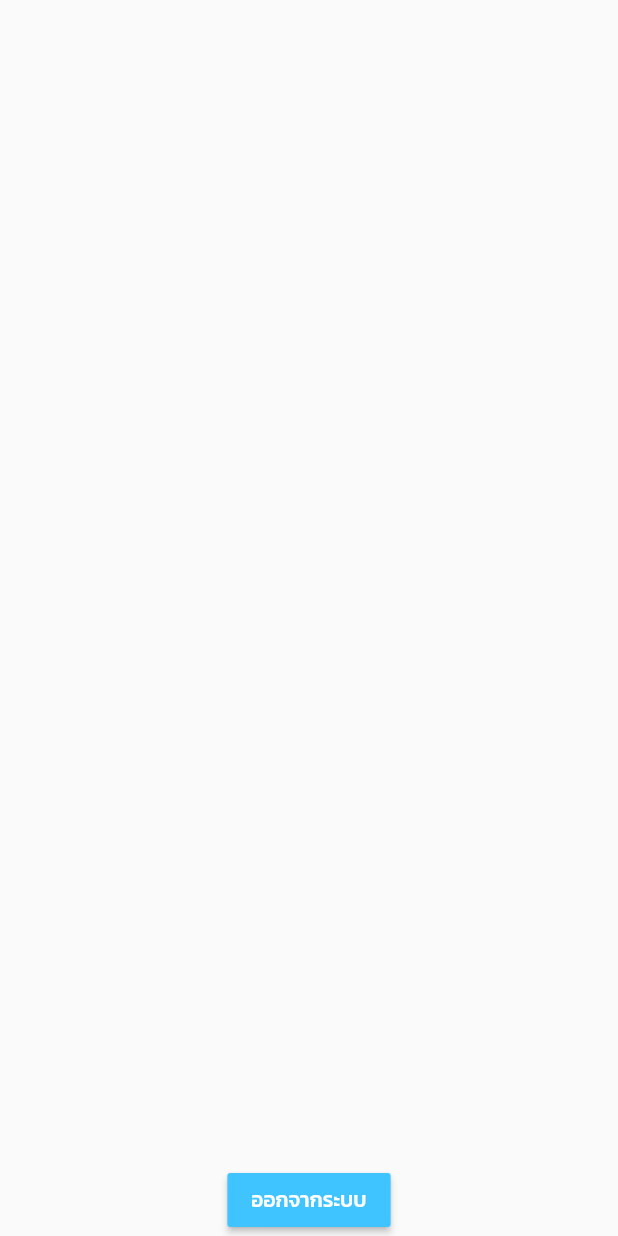
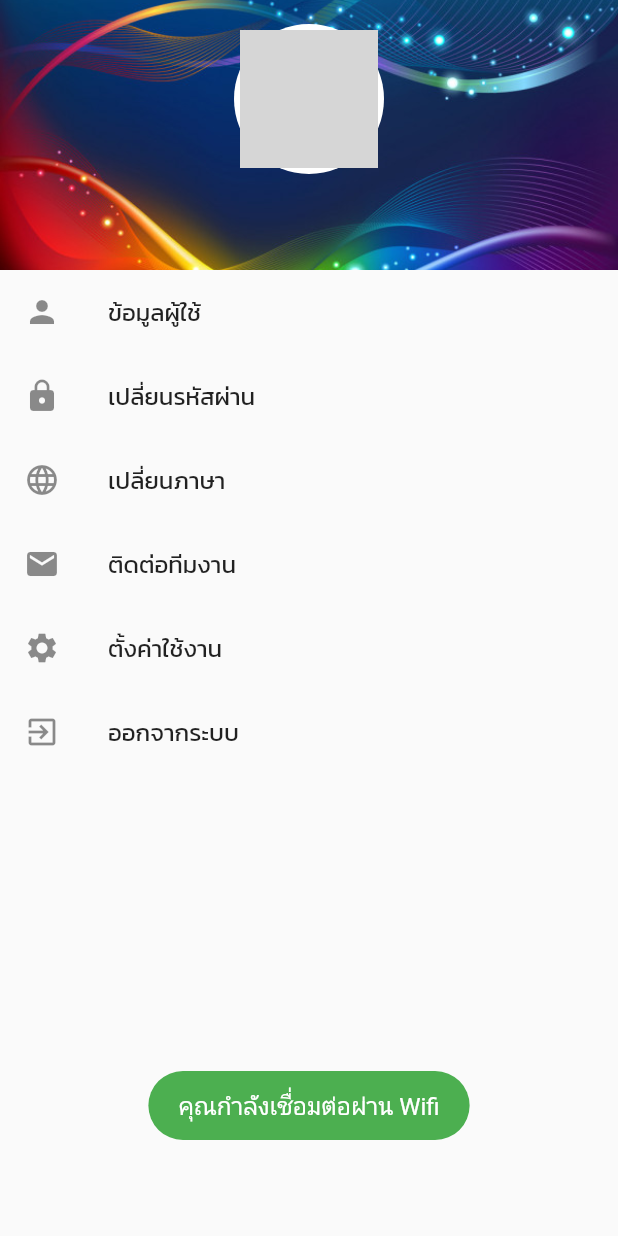
Before and after one commit to iamsamitdev/heroServiceApp, a Flutter app: the SettingScreen screen opened directly, on a phone screen of 412 x 824 dp. Run offline on Flutter 3.47's test engine with Material 2 defaults, Android fonts, the phone set to English and light mode, and no system bars; our stand-ins replace connectivity, curved_navigation_bar, fluttertoast, introduction_screen, local_auth, shared_preferences; accounts and stored records are empty; network calls fail; grey boxes are pictures that could not be loaded.

Commit message:
update day 4

```diff
--- a/lib/screens/bottomnav/setting_screen.dart
+++ b/lib/screens/bottomnav/setting_screen.dart
@@ -1,4 +1,6 @@
+import 'package:connectivity/connectivity.dart';
 import 'package:flutter/material.dart';
+import 'package:fluttertoast/fluttertoast.dart';
 import 'package:shared_preferences/shared_preferences.dart';
 
 class SettingScreen extends StatefulWidget {
@@ -9,27 +11,151 @@ class SettingScreen extends StatefulWidget {
 }
 
 class _SettingScreenState extends State<SettingScreen> {
+
+  // สร้างตัวแปรไว้เก็บชื่อ และรูปโปรไฟล์
+  String _fullname, _avatar;
+
+  // สร้าง Object Shareprefferences
+  SharedPreferences sharedPreferences;
+
+  // อ่านข้อมูลผู้ใช้จาก SharedPreferences
+  getProfile() async {
+    sharedPreferences = await SharedPreferences.getInstance();
+    setState(() {
+      _fullname = sharedPreferences.getString('storeFullname');
+      _avatar = sharedPreferences.getString('storeAvatar');
+    });
+  }
+
+  // ฟังก์ชันเช็คการเชื่อมต่อ network
+  checkNetwork() async {
+    var result = await Connectivity().checkConnectivity();
+    if(result == ConnectivityResult.wifi){
+      Fluttertoast.showToast(
+          msg: "คุณกำลังเชื่อมต่อผ่าน Wifi",
+          toastLength: Toast.LENGTH_SHORT,
+          gravity: ToastGravity.BOTTOM,
+          timeInSecForIosWeb: 1,
+          backgroundColor: Colors.green,
+          textColor: Colors.white,
+          fontSize: 16.0
+      );
+    }else if(result == ConnectivityResult.mobile){
+      Fluttertoast.showToast(
+          msg: "คุณกำลังเชื่อมต่อผ่าน 4G",
+          toastLength: Toast.LENGTH_SHORT,
+          gravity: ToastGravity.BOTTOM,
+          timeInSecForIosWeb: 1,
+          backgroundColor: Colors.green,
+          textColor: Colors.white,
+          fontSize: 16.0
+      );
+    }else if(result == ConnectivityResult.none){
+      Fluttertoast.showToast(
+          msg: "คุณไม่ได้เชื่อมต่ออินเตอร์เน็ต",
+          toastLength: Toast.LENGTH_SHORT,
+          gravity: ToastGravity.BOTTOM,
+          timeInSecForIosWeb: 1,
+          backgroundColor: Colors.green,
+          textColor: Colors.white,
+          fontSize: 16.0
+      );
+    }
+  }
+
+  // ฟังก์ชันตอนเริ่มโหลดหน้าของแอพ
+  @override
+  void initState() {
+    super.initState();
+    getProfile();
+    checkNetwork();
+  }
+
   @override
   Widget build(BuildContext context) {
     return Scaffold(
-      body: Column(
-        mainAxisAlignment: MainAxisAlignment.spaceBetween,
-        mainAxisSize: MainAxisSize.max,
+      body: ListView(
         children: [
           Container(
-
+            width: double.infinity,
+            height: 180.0,
+            decoration: BoxDecoration(
+              image: DecorationImage(
+                image: AssetImage('assets/images/bg_account.jpg'),
+                fit: BoxFit.cover
+              )
+            ),
+            child: Column(
+              children: [
+                Padding(
+                  padding: const EdgeInsets.only(top: 16.0),
+                  child: CircleAvatar(
+                    radius: 50.0,
+                    backgroundColor: Colors.white,
+                    child:_avatar != null ? CircleAvatar(
+                      radius: 46.0,
+                      // backgroundImage: AssetImage('assets/images/samit_profile.jpg'),
+                      backgroundImage: NetworkImage('$_avatar'),
+                    ): CircularProgressIndicator(),
+                  ),
+                ),
+                SizedBox(height: 10,),
+                 Text(
+                   '$_fullname',
+                   style: TextStyle(
+                     fontSize: 24,
+                     color: Colors.white,
+                     shadows: [
+                       Shadow(
+                         offset: Offset(2.0, 2.0),
+                         blurRadius: 1.0,
+                         color: Colors.yellow
+                       )
+                     ]
+                    ),
+                 ),
+              ],
+            ),
           ),
-          RaisedButton(
-            onPressed: () async {
+          ListTile(
+            leading: Icon(Icons.person),
+            title: Text('ข้อมูลผู้ใช้'),
+            onTap: (){},
+          ),
+          ListTile(
+            leading: Icon(Icons.lock),
+            title: Text('เปลี่ยนรหัสผ่าน'),
+            onTap: (){},
+          ),
+          ListTile(
+            leading: Icon(Icons.language),
+            title: Text('เปลี่ยนภาษา'),
+            onTap: (){},
+          ),
+          ListTile(
+            leading: Icon(Icons.email),
+            title: Text('ติดต่อทีมงาน'),
+            onTap: (){},
+          ),
+          ListTile(
+            leading: Icon(Icons.settings),
+            title: Text('ตั้งค่าใช้งาน'),
+            onTap: (){},
+          ),
+           ListTile(
+            leading: Icon(Icons.exit_to_app),
+            title: Text('ออกจากระบบ'),
+            onTap: () async {
               // สร้าง Object แบบ Sharedprefference
-              SharedPreferences sharedPreferences =
-              await SharedPreferences.getInstance();
+              SharedPreferences sharedPreferences = await SharedPreferences.getInstance();
 
               // เก็บค่าลงตัวแปรแบบ SharedPrefference
               sharedPreferences.setInt('appStep', 3);
+
+              // เมื่อทำการเรียกไปหน้าสุด
+              // ส่งไปหน้า login
               Navigator.pushReplacementNamed(context, '/lockscreen');
             },
-            child: Text('ออกจากระบบ', style: TextStyle(color: Colors.white),),
           )
         ],
       ),
--- a/lib/screens/login/login_screen.dart
+++ b/lib/screens/login/login_screen.dart
@@ -131,6 +131,8 @@ class _LoginScreenState extends State<LoginScreen> {
 
         // เก็บค่าลงตัวแปรแบบ SharedPrefference
         sharedPreferences.setInt('appStep', 2);
+        sharedPreferences.setString('storeFullname', body['data']['prename'] + body['data']['firstname'] +' '+ body['data']['lastname']);
+        sharedPreferences.setString('storeAvatar', body['data']['avatar']);
 
         // ส่งไปหน้า dashboard
         Navigator.pushReplacementNamed(context, '/dashboard');
--- a/pubspec.yaml
+++ b/pubspec.yaml
@@ -35,6 +35,7 @@ dependencies:
   fluttertoast: ^7.1.1
   curved_navigation_bar: ^0.3.4
   shared_preferences: ^0.5.12+2
+  connectivity: ^0.4.9+5
 
 dev_dependencies:
   flutter_test:
@@ -53,6 +54,7 @@ flutter:
 
   # To add assets to your application, add an assets section, like this:
   assets:
+    - assets/images/
     - assets/images/menu_icon/
     - assets/images/welcome/
   #   - images/a_dot_ham.jpeg
```
Also changed, not shown: assets/images/bg_account.jpg (added), assets/images/samit_profile.jpg (added), pubspec.lock.
